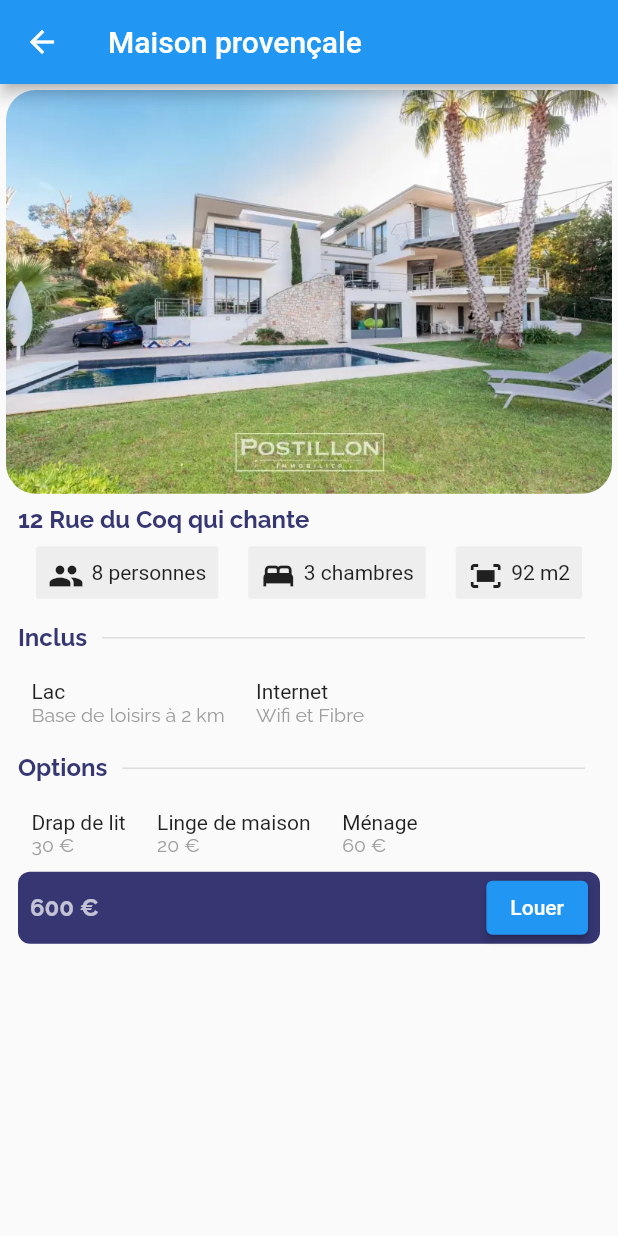
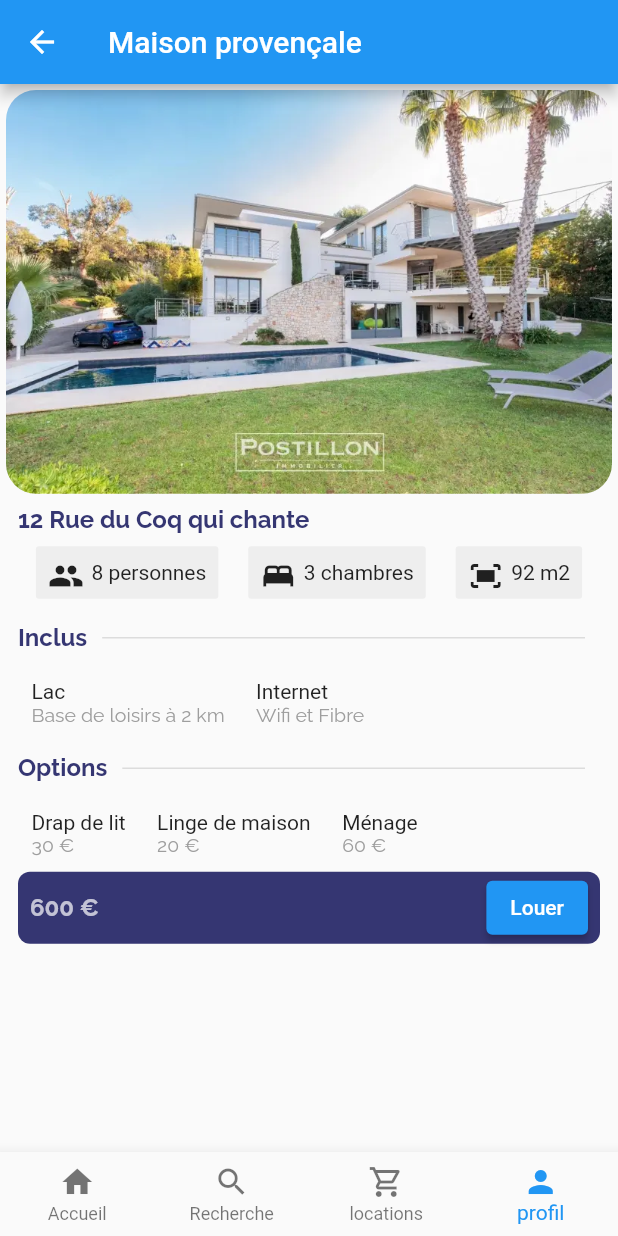
Before and after one commit to JeremyBzc/td-flutter-location, a Flutter app: the screen it shows after launch, after a tap on "Maison provençale", on a phone screen of 412 x 824 dp. Run offline on Flutter 3.47's test engine with Material 2 defaults, Android fonts, the phone set to English and light mode, and no system bars; our stand-ins replace google_fonts.

Commit message:
add bottonNavBar

```diff
--- a/lib/main.dart
+++ b/lib/main.dart
@@ -9,6 +9,7 @@ import 'package:location/share/location_text_style.dart';
 import 'package:location/views/habitation_details.dart';
 import 'package:location/views/habitation_list.dart';
 import 'package:location/views/profil.dart';
+import 'package:location/views/share/bottom_navigation_bar_widget.dart';
 
 
 void main() {
@@ -26,10 +27,12 @@ class MyApp extends StatelessWidget {
       theme: ThemeData(
         primarySwatch: Colors.blue,
       ),
-      home: MyHomePage(title: 'Mes locations'),
+      //home: MyHomePage(title: 'Mes locations'),
       routes: {
-          //'/': (context) => const Profil(),
-          //Profil.routeName:(context) => const Profil(),
+          '/': (context) =>  MyHomePage(title: 'Home page'),
+          'profil': (context) =>  Profil(),
+          //'/': (context) => Profil(),
+          //Profil.routeName:(context) => Profil(),
           //LoginPage.routeName:(context) => const LoginPage('/'),
           //LocationList.routeName:(context) => const LocationList(),
           //ValidationLocation.routeName:(context) => const ValidationLocation(),
@@ -67,7 +70,8 @@ class MyHomePage extends StatelessWidget {
             _buildDerniereLocation(context)
           ],
         )
-      )
+      ),
+      bottomNavigationBar: BottomNavigationBarWidget(1),
     );
   }
   _buildTypeHabitat(BuildContext context) {
--- a/lib/views/habitation_details.dart
+++ b/lib/views/habitation_details.dart
@@ -4,6 +4,7 @@ import 'package:location/models/habitation.dart';
 import 'package:location/models/resa_location.dart';
 import 'package:location/share/location_style.dart';
 import 'package:location/share/location_text_style.dart';
+import 'package:location/views/share/bottom_navigation_bar_widget.dart';
 import 'package:location/views/share/habitation_features_widget.dart';
 
 
@@ -92,6 +93,7 @@ class _HabitationDetailsState extends State<HabitationDetails> {
           _buildRentButton(),
         ],
       ),
+      bottomNavigationBar: BottomNavigationBarWidget(3),
     );
   }
   _buildItems() {
--- /dev/null
+++ b/lib/views/share/bottom_navigation_bar_widget.dart
@@ -0,0 +1,58 @@
+import 'package:location/models/location.dart';
+import 'package:flutter/material.dart';
+import 'package:location/views/share/badge_widget_dart.dart';
+
+class BottomNavigationBarWidget extends StatelessWidget {
+  final int indexSelected;
+  const BottomNavigationBarWidget(this.indexSelected, {super.key});
+
+  @override
+  Widget build(BuildContext context) {
+    bool isUserNotConnected = true;
+    return BottomNavigationBar(
+      type: BottomNavigationBarType.fixed,
+      currentIndex: indexSelected,
+      items: <BottomNavigationBarItem>[
+        const BottomNavigationBarItem(
+            icon: Icon(Icons.home),
+            label: 'Accueil'
+        ),
+        const BottomNavigationBarItem(
+            icon: Icon(Icons.search),
+            label: 'Recherche'
+        ),
+        BottomNavigationBarItem(
+          icon: isUserNotConnected ?
+          const Icon(Icons.shopping_cart_outlined) :
+          BadgeWidget(
+            value: 0, top: 0, right: 0, color: Colors.white,
+            child: const Icon(Icons.shopping_cart),
+          ),
+          label: 'locations',
+        ),
+        BottomNavigationBarItem(
+          icon: Icon(Icons.person),
+          label: 'profil',
+        ),
+      ],
+
+      onTap: (index) {
+        String page = '/';
+        switch (index) {
+          case 0:
+            Navigator.pushNamed(context, '/');
+            break;
+          case 2:
+          // page = Locations.routeName;
+            break;
+          case 3:
+            Navigator.pushNamed(context, 'profil');
+            break;
+        }
+        // Navigator.pushAndRemoveUntil(
+        //   context, page, (route) => false);
+      },
+
+    );
+  }
+}
```
Also changed, not shown: lib/services/location_service.dart (+3 -39 lines), lib/views/profil.dart (+30 -10 lines), lib/views/share/badge_widget_dart.dart (added, +50 -0 lines).
